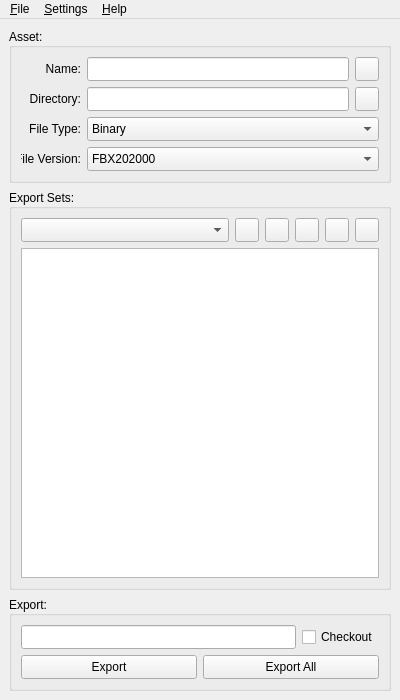
The window that fbx/ui/qfbxexportseteditor.ui (bhsingleton/dcc) describes before a commit, drawn with Qt 5.
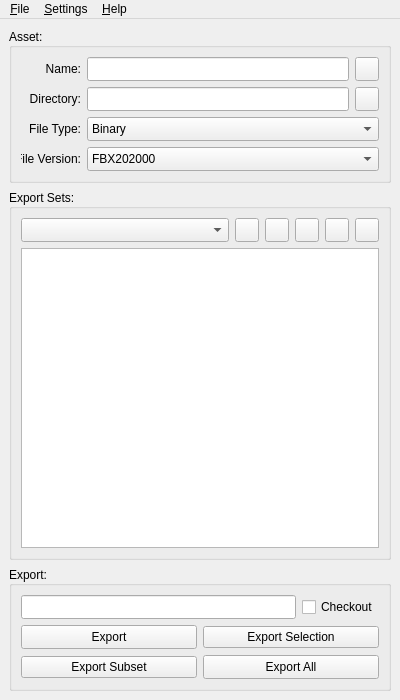
The same window after the commit. Icons and pictures are not drawn.

Commit message: Adding option to export a subset.

```diff
--- a/fbx/ui/qfbxexportseteditor.ui
+++ b/fbx/ui/qfbxexportseteditor.ui
@@ -863,7 +863,7 @@
            <verstretch>0</verstretch>
           </sizepolicy>
          </property>
-         <layout class="QHBoxLayout" name="exportButtonsLayout">
+         <layout class="QGridLayout" name="gridLayout">
           <property name="leftMargin">
            <number>0</number>
           </property>
@@ -876,35 +876,7 @@
           <property name="bottomMargin">
            <number>0</number>
           </property>
-          <item>
-           <widget class="QPushButton" name="exportPushButton">
-            <property name="sizePolicy">
-             <sizepolicy hsizetype="Expanding" vsizetype="Minimum">
-              <horstretch>0</horstretch>
-              <verstretch>0</verstretch>
-             </sizepolicy>
-            </property>
-            <property name="minimumSize">
-             <size>
-              <width>0</width>
-              <height>24</height>
-             </size>
-            </property>
-            <property name="maximumSize">
-             <size>
-              <width>16777215</width>
-              <height>24</height>
-             </size>
-            </property>
-            <property name="toolTip">
-             <string>Exports the selected set.</string>
-            </property>
-            <property name="text">
-             <string>Export</string>
-            </property>
-           </widget>
-          </item>
-          <item>
+          <item row="1" column="1">
            <widget class="QPushButton" name="exportAllPushButton">
             <property name="sizePolicy">
              <sizepolicy hsizetype="Expanding" vsizetype="Fixed">
@@ -932,6 +904,51 @@
             </property>
            </widget>
           </item>
+          <item row="0" column="0">
+           <widget class="QPushButton" name="exportPushButton">
+            <property name="sizePolicy">
+             <sizepolicy hsizetype="Expanding" vsizetype="Minimum">
+              <horstretch>0</horstretch>
+              <verstretch>0</verstretch>
+             </sizepolicy>
+            </property>
+            <property name="minimumSize">
+             <size>
+              <width>0</width>
+              <height>24</height>
+             </size>
+            </property>
+            <property name="maximumSize">
+             <size>
+              <width>16777215</width>
+              <height>24</height>
+             </size>
+            </property>
+            <property name="toolTip">
+             <string>Exports the selected set.</string>
+            </property>
+            <property name="text">
+             <string>Export</string>
+            </property>
+           </widget>
+          </item>
+          <item row="0" column="1">
+           <widget class="QPushButton" name="exportSelectionPushButton">
+            <property name="enabled">
+             <bool>true</bool>
+            </property>
+            <property name="text">
+             <string>Export Selection</string>
+            </property>
+           </widget>
+          </item>
+          <item row="1" column="0">
+           <widget class="QPushButton" name="exportSubsetPushButton">
+            <property name="text">
+             <string>Export Subset</string>
+            </property>
+           </widget>
+          </item>
          </layout>
         </widget>
        </item>
```
The commit also changes 3 other files.
